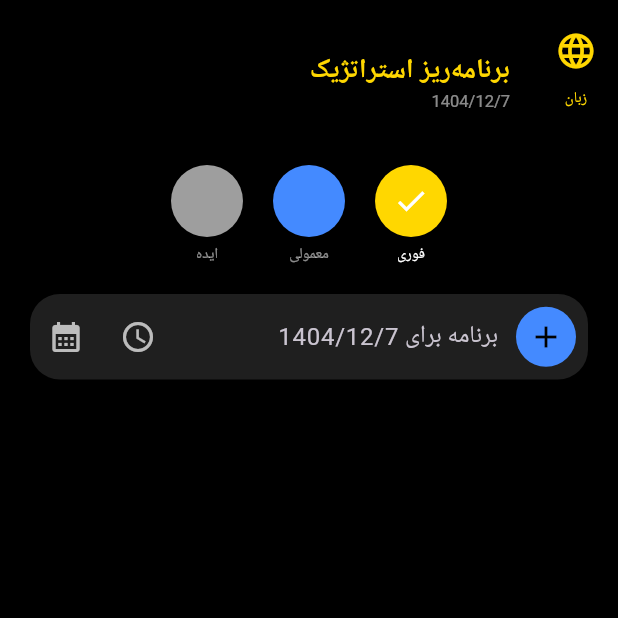
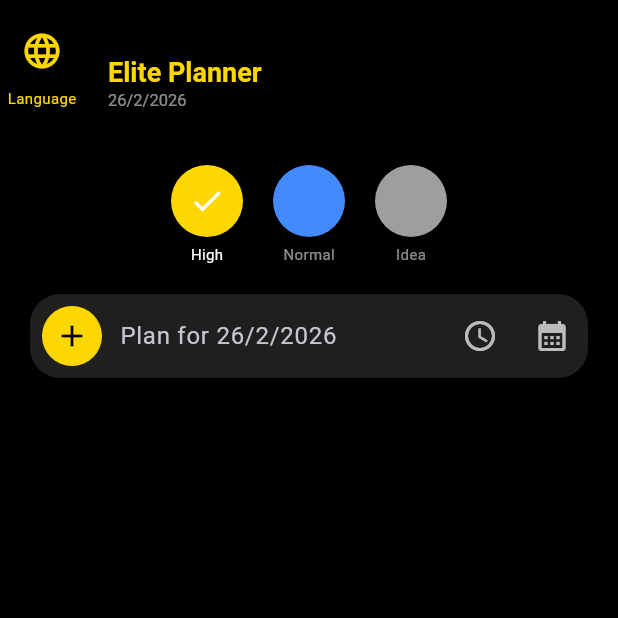
Before and after one commit to aliapps1/Global-Task-Planner, a Flutter app: the screen it shows after launch, on a phone screen of 412 x 824 dp, the top half of it. Run offline on Flutter 3.47's test engine with Material 3 defaults, Android fonts, the phone set to English and light mode, and no system bars; our stand-ins replace shared_preferences.

Commit message:
Update main.dart

```diff
--- a/lib/main.dart
+++ b/lib/main.dart
@@ -12,7 +12,8 @@ class GlobalPlannerApp extends StatefulWidget {
 }
 
 class _GlobalPlannerAppState extends State<GlobalPlannerApp> {
-  String _currentLang = 'fa';
+  // ۱. زبان پیش‌فرض انگلیسی
+  String _currentLang = 'en';
   void _changeLanguage(String lang) => setState(() => _currentLang = lang);
 
   @override
@@ -49,10 +50,10 @@ class _PlannerScreenState extends State<PlannerScreen> {
     'pt': {'n': 'Português', 't': 'Planejador', 'p': 'Plano para', 'at': 'às', 'h': 'Alto', 'm': 'Normal', 'i': 'Ideia', 'l': 'Idioma'},
     'fr': {'n': 'Français', 't': 'Planificateur', 'p': 'Plan pour', 'at': 'à', 'h': 'Haut', 'm': 'Normal', 'i': 'Idée', 'l': 'Langue'},
     'de': {'n': 'Deutsch', 't': 'Planer', 'p': 'Plan für', 'at': 'um', 'h': 'Hoch', 'm': 'Normal', 'i': 'Idee', 'l': 'Sprache'},
-    'ru': {'n': 'Русский', 't': 'Планировщик', 'p': 'План на', 'at': 'в', 'h': 'Срочно', 'm': 'Обычно', 'i': 'Идея', 'l': 'Язык'},
+    'ru': {'n': 'Русский', 't': 'Планировщик', 'p': 'Пلان на', 'at': 'в', 'h': 'Срочно', 'm': 'Обычно', 'i': 'Идея', 'l': 'Язык'},
     'zh': {'n': '中文', 't': '规划师', 'p': '计划于', 'at': '在', 'h': '紧急', 'm': '普通', 'i': '想法', 'l': '语言'},
     'it': {'n': 'Italiano', 't': 'Pianificatore', 'p': 'Piano per', 'at': 'alle', 'h': 'Alto', 'm': 'Normale', 'i': 'Idea', 'l': 'Lingua'},
-    'ar': {'n': 'العربية', 't': 'مخطط النخبة', 'p': 'خطة لـ', 'at': 'في', 'h': 'عالي', 'm': 'عادي', 'i': 'فكرة', 'l': 'اللغة'},
+    'ar': {'n': 'العربية', 't': 'مخطط النخبة', 'p': 'خطة لـ', 'at': 'في', 'h': 'عالي', 'm': 'عادی', 'i': 'فكرة', 'l': 'اللغة'},
     'fa': {'n': 'فارسی', 't': 'برنامه‌ریز استراتژیک', 'p': 'برنامه برای', 'at': 'ساعت', 'h': 'فوری', 'm': 'معمولی', 'i': 'ایده', 'l': 'زبان'},
   };
 
@@ -60,7 +61,8 @@ class _PlannerScreenState extends State<PlannerScreen> {
   void initState() {
     super.initState();
     _loadData();
-    _alarmTimer = Timer.periodic(const Duration(seconds: 15), (timer) => _checkAlarms());
+    // چک کردن هر ۱۰ ثانیه برای زنگ زدن
+    _alarmTimer = Timer.periodic(const Duration(seconds: 10), (timer) => _checkAlarms());
   }
 
   void _checkAlarms() {
@@ -68,6 +70,7 @@ class _PlannerScreenState extends State<PlannerScreen> {
     final nowStr = "${now.hour.toString().padLeft(2, '0')}:${now.minute.toString().padLeft(2, '0')}";
     for (var task in _tasks) {
       if (task.contains("($nowStr)") && !task.startsWith("✔")) {
+        // لرزش ممتد و قوی
         HapticFeedback.vibrate();
         _showAlarmDialog(task.split('|')[0]);
         break;
@@ -76,9 +79,11 @@ class _PlannerScreenState extends State<PlannerScreen> {
   }
 
   void _showAlarmDialog(String title) {
-    showDialog(context: context, builder: (context) => AlertDialog(
-      title: const Icon(Icons.alarm, color: Colors.yellow, size: 40),
-      content: Text(title, textAlign: TextAlign.center),
+    showDialog(context: context, barrierDismissible: false, builder: (context) => AlertDialog(
+      backgroundColor: Colors.grey[900],
+      shape: RoundedRectangleBorder(borderRadius: BorderRadius.circular(20)),
+      title: const Icon(Icons.alarm, color: Colors.yellow, size: 50),
+      content: Text(title, textAlign: TextAlign.center, style: const TextStyle(fontSize: 20)),
       actions: [Center(child: TextButton(onPressed: () => Navigator.pop(context), child: const Text("OK")))],
     ));
   }
@@ -96,8 +101,8 @@ class _PlannerScreenState extends State<PlannerScreen> {
     return "$jy/$jm/$jd";
   }
 
-  _loadData() async { final prefs = await SharedPreferences.getInstance(); setState(() => _tasks = prefs.getStringList('tasks_v22') ?? []); }
-  _saveData() async { final prefs = await SharedPreferences.getInstance(); await prefs.setStringList('tasks_v22', _tasks); }
+  _loadData() async { final prefs = await SharedPreferences.getInstance(); setState(() => _tasks = prefs.getStringList('tasks_v26') ?? []); }
+  _saveData() async { final prefs = await SharedPreferences.getInstance(); await prefs.setStringList('tasks_v26', _tasks); }
 
   @override
   Widget build(BuildContext context) {
@@ -137,13 +142,14 @@ class _PlannerScreenState extends State<PlannerScreen> {
             decoration: InputDecoration(
               hintText: "${_langData[widget.lang]!['p']} $dateLabel",
               prefixIcon: IconButton(
-                icon: CircleAvatar(backgroundColor: const Color(0xFF448AFF), child: const Icon(Icons.add, color: Colors.black)),
+                // ۲. رنگ هوشمند دکمه افزودن (برابر با رنگ انتخابی)
+                icon: CircleAvatar(backgroundColor: _selColor, child: const Icon(Icons.add, color: Colors.black)),
                 onPressed: () {
                   if (_controller.text.isNotEmpty) {
-                    String alarmStr = _selTime != null ? " (${_selTime!.hour.toString().padLeft(2, '0')}:${_selTime!.minute.toString().padLeft(2, '0')})" : "";
+                    String tStr = _selTime != null ? " (${_selTime!.hour.toString().padLeft(2, '0')}:${_selTime!.minute.toString().padLeft(2, '0')})" : "";
                     setState(() {
-                      _tasks.insert(0, "${_controller.text}|$dateLabel$alarmStr|${_selColor.value}");
-                      _selTime = null; // مشکل تکرار زمان اینجا حل شد
+                      _tasks.insert(0, "${_controller.text}|$dateLabel$tStr|${_selColor.value}");
+                      _selTime = null; // پاک کردن زمان برای پیام بعدی
                     });
                     _controller.clear(); _saveData();
                   }
```
